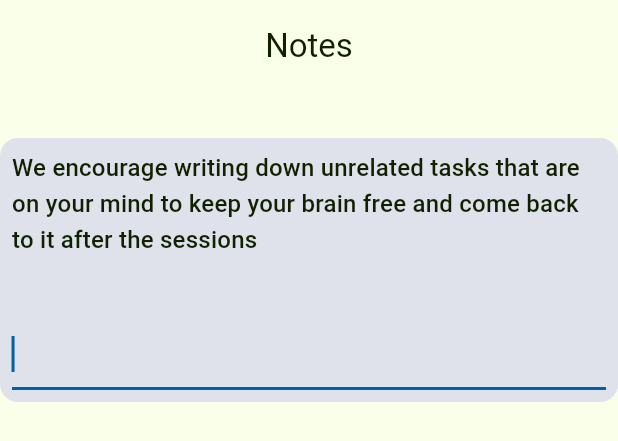
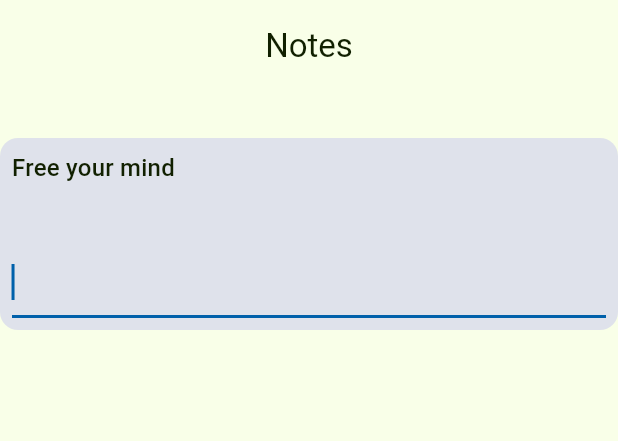
Before and after one commit to guyluz11/infinite_horizons, a Flutter app: the TextAreaOrganism widget shown alone on an empty page, opened directly, on a phone screen of 412 x 824 dp. Shown: the top 441 px of the screen. Run offline on Flutter 3.47's test engine with Material 3 defaults, Android fonts, the phone set to English and light mode, and no system bars; our stand-ins replace animated_toggle_switch, audioplayers, confetti, easy_localization, introduction_screen, liquid_progress_indicator_v2 and 3 more; missing offline and left inert: custom_timer, flutter_dnd, flutter_vibrate; accounts and stored records are empty; statements that could not run were skipped.

```diff
--- a/assets/translations/en-US.json
+++ b/assets/translations/en-US.json
@@ -45,5 +45,5 @@
   "ready": "I am ready",
   "ready_for_session": "Next Round?",
   "start_session": "Start Session",
-  "in_session_tips": "In session tips:"
+  "in_session_tips": "In session tips"
 }
--- a/lib/presentation/molecules/study_type_selection_molecule.dart
+++ b/lib/presentation/molecules/study_type_selection_molecule.dart
@@ -55,7 +55,10 @@ class _StudyTypeSelectionMoleculeState
             child: Column(
               children: [
                 studyTypeRadioButton(
-                    onChanged, selectedType, TipType.analytical),
+                  onChanged,
+                  selectedType,
+                  TipType.analytical,
+                ),
                 studyTypeRadioButton(onChanged, selectedType, TipType.creative),
               ],
             ),
--- a/lib/presentation/organisms/ready_for_session_organism.dart
+++ b/lib/presentation/organisms/ready_for_session_organism.dart
@@ -64,7 +64,10 @@ class _ReadyForSessionOrganismState extends State<ReadyForSessionOrganism> {
                   Column(
                     children: [
                       CardAtom(
-                        child: TextAtom(widget.topText!),
+                        child: SizedBox(
+                          width: double.infinity,
+                          child: TextAtom(widget.topText!),
+                        ),
                       ),
                       const SeparatorAtom(),
                       const SeparatorAtom(),
--- a/lib/presentation/organisms/text_area_organism.dart
+++ b/lib/presentation/organisms/text_area_organism.dart
@@ -36,9 +36,10 @@ class _TextAreaOrganismState extends State<TextAreaOrganism> {
               children: [
                 CardAtom(
                   child: Column(
+                    crossAxisAlignment: CrossAxisAlignment.start,
                     children: [
                       const TextAtom(
-                        'We encourage writing down unrelated tasks that are on your mind to keep your brain free and come back to it after the sessions',
+                        'Free your mind',
                         variant: TextVariant.smallTitle,
                       ),
                       const SeparatorAtom(),
```
Also changed, not shown: lib/presentation/organisms/timer_organism.dart (+2 -6 lines), 2 other files.
